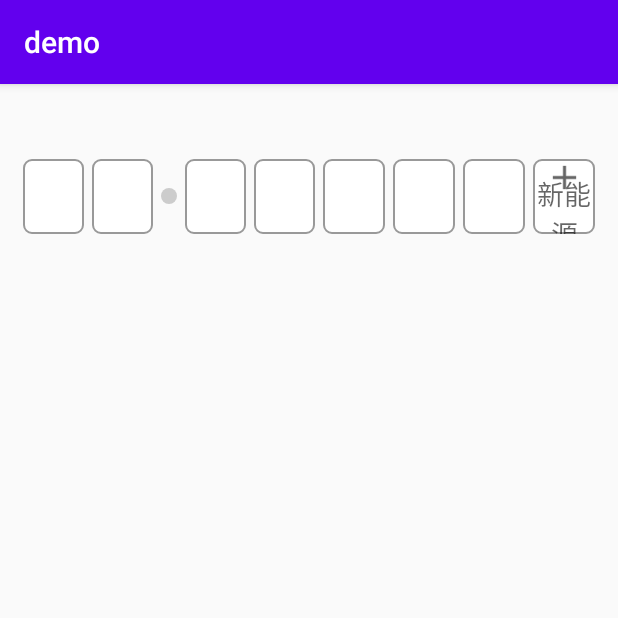
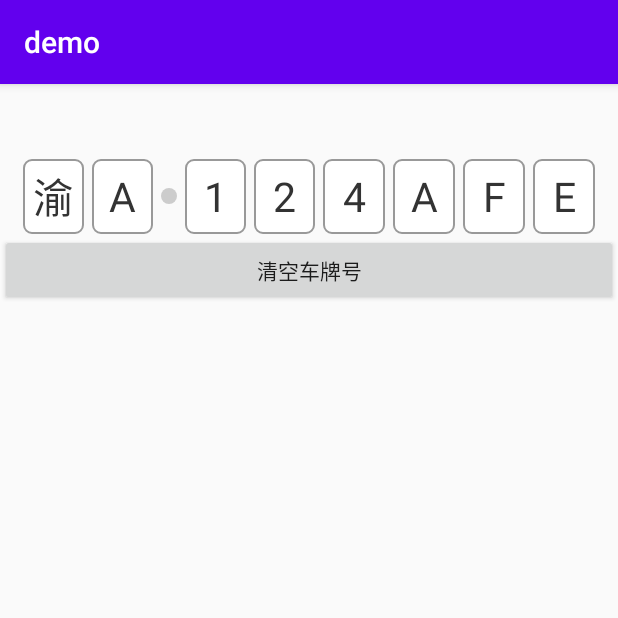
Before and after one commit to zhaopanlong/plateNum, an Android app: the screen it shows after launch (MainActivity), on a phone screen of 412 x 824 dp, the top half of it. Run offline under Robolectric (Android 15) with nearby library versions, the phone set to English and light mode, and no system bars.

Commit message:
添加 设置车牌和清空车牌功能

```diff
--- a/demo/src/main/java/com/zhaopanlong/demo/MainActivity.java
+++ b/demo/src/main/java/com/zhaopanlong/demo/MainActivity.java
@@ -3,12 +3,22 @@ package com.zhaopanlong.demo;
 import androidx.appcompat.app.AppCompatActivity;
 
 import android.os.Bundle;
+import android.view.View;
+
+import com.zhaopanlong.platenum.PlateNumView;
 
 public class MainActivity extends AppCompatActivity {
+    PlateNumView plateNumView;
 
     @Override
     protected void onCreate(Bundle savedInstanceState) {
         super.onCreate(savedInstanceState);
         setContentView(R.layout.activity_main);
+        plateNumView = findViewById(R.id.plateNumView);
+        plateNumView.setPlateNum("渝A124AFEF545");
+    }
+
+    public void clearPlate(View view) {
+        plateNumView.clearPlateNum(true);
     }
 }
--- a/demo/src/main/res/layout/activity_main.xml
+++ b/demo/src/main/res/layout/activity_main.xml
@@ -1,9 +1,10 @@
 <?xml version="1.0" encoding="utf-8"?>
-<RelativeLayout xmlns:android="http://schemas.android.com/apk/res/android"
+<LinearLayout xmlns:android="http://schemas.android.com/apk/res/android"
     xmlns:app="http://schemas.android.com/apk/res-auto"
     xmlns:tools="http://schemas.android.com/tools"
     android:layout_width="match_parent"
     android:layout_height="match_parent"
+    android:orientation="vertical"
     tools:context=".MainActivity">
 
 <com.zhaopanlong.platenum.PlateNumView
@@ -12,6 +13,14 @@
     android:layout_marginTop="50dp"
     android:layout_marginLeft="15dp"
     android:layout_marginRight="15dp"
+    android:id="@+id/plateNumView"
     />
 
-</RelativeLayout>
+    <Button
+        android:layout_width="match_parent"
+        android:layout_height="wrap_content"
+        android:text="清空车牌号"
+        android:onClick="clearPlate"
+        />
+
+</LinearLayout>
--- a/plateNumLib/src/main/java/com/zhaopanlong/platenum/PlateNumView.java
+++ b/plateNumLib/src/main/java/com/zhaopanlong/platenum/PlateNumView.java
@@ -2,18 +2,16 @@ package com.zhaopanlong.platenum;
 
 import android.app.Activity;
 import android.content.Context;
-import android.content.res.ColorStateList;
 import android.content.res.TypedArray;
 import android.graphics.drawable.Drawable;
 import android.graphics.drawable.GradientDrawable;
-import android.graphics.drawable.ShapeDrawable;
 import android.os.Handler;
 import android.os.Message;
+import android.text.TextUtils;
 import android.util.AttributeSet;
 import android.view.Gravity;
 import android.view.LayoutInflater;
 import android.view.View;
-import android.view.ViewGroup;
 import android.widget.LinearLayout;
 import android.widget.TextView;
 
@@ -36,7 +34,7 @@ public class PlateNumView extends LinearLayout {
     private View[] mViewArrs = new View[mViewCount];
     private int mIndicatePostion = -1;
 
-    private int mTextSize ;
+    private int mTextSize;
     private int mTextColor;
     private int mLineWidth;
     private int mItemMargin;
@@ -277,6 +275,59 @@ public class PlateNumView extends LinearLayout {
     }
 
     /**
+     * 设置默认车牌号
+     *
+     * @param plateNum
+     */
+    public void setPlateNum(String plateNum) {
+        if (TextUtils.isEmpty(plateNum)) {
+            return;
+        }
+        char[] chars = plateNum.toCharArray();
+        for (int i = 0; i < mViewArrs.length; i++) {
+            DrawableTextView textView = (DrawableTextView) mViewArrs[i];
+            textView.setText(String.valueOf(chars[i]));
+            if (i == mViewCount - 1) {
+                textView.setTextSize(mTextSize);
+                textView.setDrawable(DrawableTextView.TOP, null, 0, 0);
+            }
+        }
+    }
+
+    /**
+     * 清空车牌号 默认不隐藏键盘 并且指示到第一个展示省份
+     */
+    public void clearPlateNum() {
+        clearPlateNum(false);
+    }
+
+    /**
+     * 清空车牌号是否隐藏车牌键盘
+     * 如果ture 就隐藏键盘
+     *
+     * @param hidleKeyBoard
+     */
+    public void clearPlateNum(boolean hidleKeyBoard) {
+        for (int i = 0; i < mViewArrs.length; i++) {
+            DrawableTextView textView = (DrawableTextView) mViewArrs[i];
+            if (i == mViewCount-1){
+                Drawable drawableTop = AppCompatResources.getDrawable(mContext, R.mipmap.icaon_add_destribute);
+                textView.setDrawable(DrawableTextView.TOP, drawableTop, drawableTop.getMinimumWidth(), drawableTop.getIntrinsicHeight());
+                textView.setTextSize((float) (mTextSize / 1.5));
+            }
+            textView.setText(null);
+        }
+        if (hidleKeyBoard) {
+            mIndicatePostion =0;
+            resetBg(mIndicatePostion);
+            mKeyboardPop.dismiss();
+        } else {
+            mViewArrs[0].callOnClick();
+        }
+
+    }
+
+    /**
      * 隐藏底部键盘
      */
     public void hidePlateKeyBord() {
--- a/plateNumLib/src/main/res/layout/activity_main.xml
+++ /dev/null
@@ -1,19 +0,0 @@
-<?xml version="1.0" encoding="utf-8"?>
-<LinearLayout xmlns:android="http://schemas.android.com/apk/res/android"
-    xmlns:app="http://schemas.android.com/apk/res-auto"
-    xmlns:tools="http://schemas.android.com/tools"
-    android:layout_width="match_parent"
-    android:layout_height="match_parent"
-    android:id="@+id/rootView"
-    android:orientation="vertical"
-    tools:context=".MainActivity">
-
-    <com.zhaopanlong.platenum.PlateNumView
-        android:layout_width="match_parent"
-        android:layout_height="50dp"
-        android:layout_marginTop="50dp"
-        android:layout_marginLeft="15dp"
-        android:layout_marginRight="15dp"
-        android:id="@+id/plateNumView"
-        />
-</LinearLayout>
```
